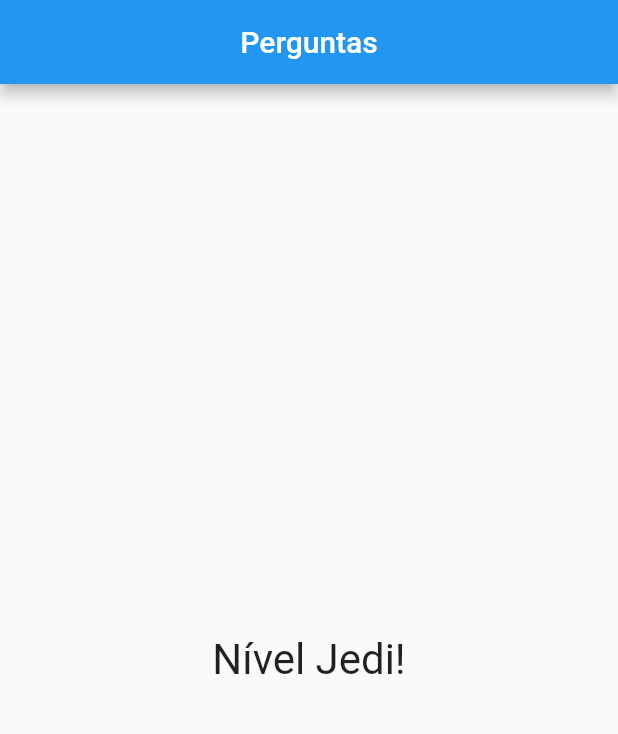
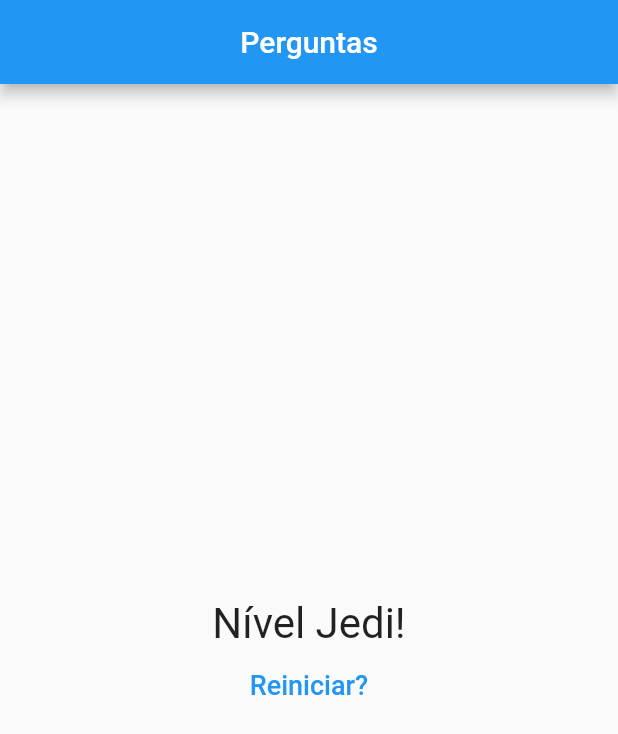
Before and after one commit to IsmaelDevMobile/projeto_perguntas, a Flutter app: the screen it shows after launch, after a tap on "Preto", after a tap on "Cobra", after a tap on "Leo", on a phone screen of 412 x 824 dp. Shown: the top 734 px of the screen. Run offline on Flutter 3.47's test engine with Material 2 defaults, Android fonts, the phone set to English and light mode, and no system bars.

Commit message:
create restart quiz button

```diff
--- a/lib/resultado.dart
+++ b/lib/resultado.dart
@@ -1,32 +1,48 @@
-
 import 'package:flutter/material.dart';
 
 class Resultado extends StatelessWidget {
   final int pontuacao;
+  final void Function() quandoReiniciarQuestionario;
 
-  const Resultado({super.key,
+  const Resultado({
+    super.key,
     required this.pontuacao,
+    required this.quandoReiniciarQuestionario,
   });
 
-  String get fraseResultado{
-    if(pontuacao < 8){
+  String get fraseResultado {
+    if (pontuacao < 8) {
       return 'Parabéns!';
-    }else if (pontuacao < 12){
+    } else if (pontuacao < 12) {
       return 'Você é bom!';
-    }else if (pontuacao < 16){
+    } else if (pontuacao < 16) {
       return 'Inpressionante!';
-    }else{
+    } else {
       return 'Nível Jedi!';
     }
   }
 
   @override
   Widget build(BuildContext context) {
-    return Center(
+    return Column(
+      mainAxisAlignment: MainAxisAlignment.center,
+      children: [
+        Center(
           child: Text(
             fraseResultado,
             style: const TextStyle(fontSize: 28),
           ),
+        ),
+        TextButton(
+          onPressed: quandoReiniciarQuestionario,
+          child: const Text(
+            'Reiniciar?',
+            style: TextStyle(
+              fontSize: 18,
+            ),
+          ),
+        ),
+      ],
     );
   }
 }
```
Also changed, not shown: lib/main.dart (+8 -0 lines). Lines whose indentation alone changed are shown as unchanged.
